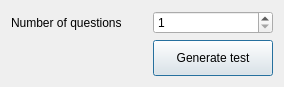
Above: lib/ui/widgets_ui/CreateTestDialog.ui from gryglik/pipr-project-flashcards before the change. Below: the same form after it.
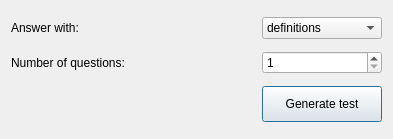
That is the form after the change. Custom widgets are drawn as their Qt base class.

Commit message: Implemented test modes, minor GUI bugs fixed

Patch:
```diff
--- a/lib/ui/widgets_ui/CreateTestDialog.ui
+++ b/lib/ui/widgets_ui/CreateTestDialog.ui
@@ -6,8 +6,8 @@
    <rect>
     <x>0</x>
     <y>0</y>
-    <width>284</width>
-    <height>83</height>
+    <width>393</width>
+    <height>139</height>
    </rect>
   </property>
   <property name="windowTitle">
@@ -15,7 +15,7 @@
   </property>
   <layout class="QGridLayout" name="gridLayout">
    <item row="0" column="0">
-    <widget class="QLabel" name="lbl_questions">
+    <widget class="QLabel" name="lbl_question_mode">
      <property name="sizePolicy">
       <sizepolicy hsizetype="Expanding" vsizetype="Preferred">
        <horstretch>0</horstretch>
@@ -23,11 +23,38 @@
       </sizepolicy>
      </property>
      <property name="text">
-      <string>Number of questions</string>
+      <string>Answer with:</string>
      </property>
     </widget>
    </item>
    <item row="0" column="1">
+    <widget class="QComboBox" name="combx_quesion_mode">
+     <item>
+      <property name="text">
+       <string>definitions</string>
+      </property>
+     </item>
+     <item>
+      <property name="text">
+       <string>phrases</string>
+      </property>
+     </item>
+    </widget>
+   </item>
+   <item row="1" column="0">
+    <widget class="QLabel" name="lbl_questions">
+     <property name="sizePolicy">
+      <sizepolicy hsizetype="Expanding" vsizetype="Preferred">
+       <horstretch>0</horstretch>
+       <verstretch>0</verstretch>
+      </sizepolicy>
+     </property>
+     <property name="text">
+      <string>Number of questions:</string>
+     </property>
+    </widget>
+   </item>
+   <item row="1" column="1">
     <widget class="QSpinBox" name="spnbx_questions_number">
      <property name="frame">
       <bool>true</bool>
@@ -35,9 +62,12 @@
      <property name="minimum">
       <number>1</number>
      </property>
+     <property name="maximum">
+      <number>1000</number>
+     </property>
     </widget>
    </item>
-   <item row="1" column="1">
+   <item row="2" column="1">
     <widget class="PushButton" name="btn_create_test">
      <property name="minimumSize">
       <size>
```
The commit also changes 16 other files.
